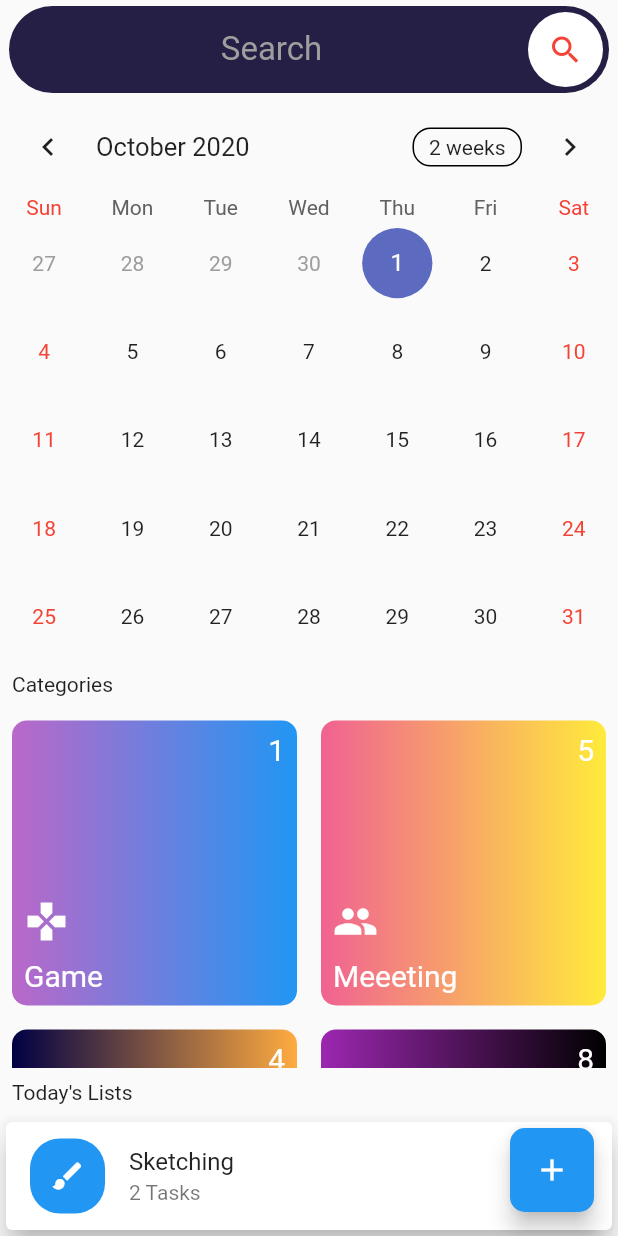
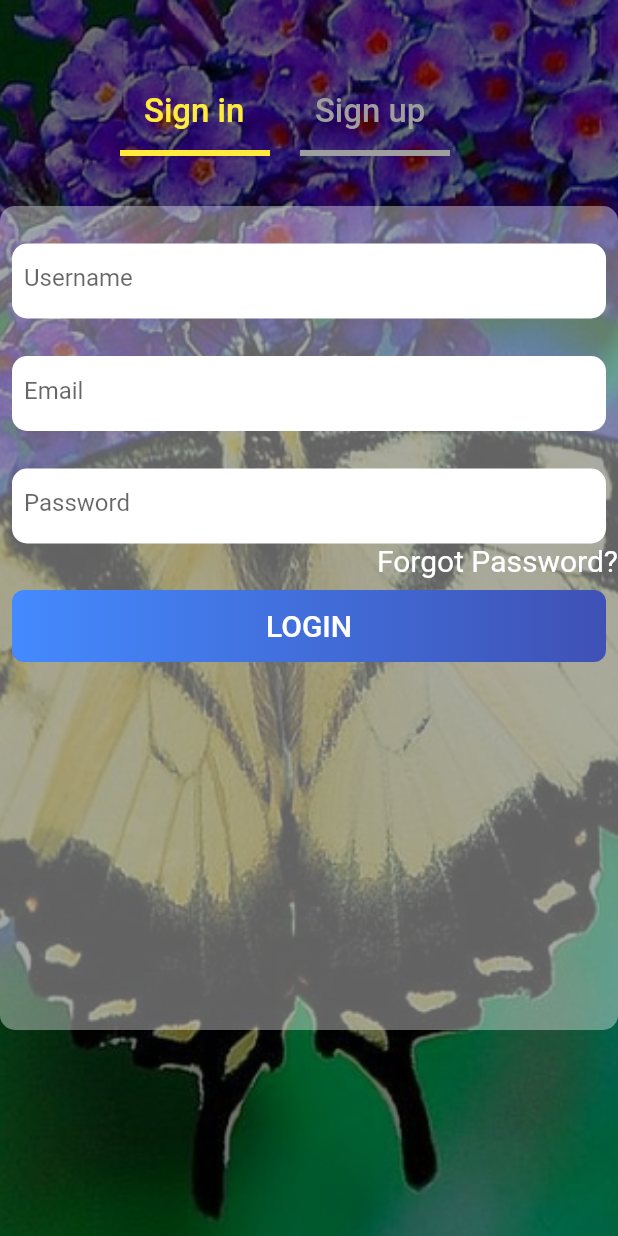
Before and after one commit to austinevick/flutter-task-manager-, a Flutter app: the screen it shows after launch, on a phone screen of 412 x 824 dp. Run offline on Flutter 3.47's test engine with Material 2 defaults, Android fonts, the phone set to English and light mode, and no system bars; drawn by our look-alikes of table_calendar; our stand-ins replace dotted_border, flutter_bounce; missing offline and left inert: flutter_iconpicker.

Commit message:
added login page

```diff
--- a/lib/main.dart
+++ b/lib/main.dart
@@ -1,4 +1,5 @@
 import 'package:flutter/material.dart';
+import 'package:flutter_todo_app_ui/screens/login_screen.dart';
 import 'dart:math' as math;
 import 'screens/home_screen.dart';
 
@@ -16,7 +17,7 @@ class MyApp extends StatelessWidget {
         primarySwatch: Colors.blue,
         visualDensity: VisualDensity.adaptivePlatformDensity,
       ),
-      home: HomeScreen(),
+      home: LoginScreen(),
     );
   }
 }
--- a/lib/screens/input_screen.dart
+++ b/lib/screens/input_screen.dart
@@ -1,4 +1,5 @@
 import 'package:flutter/material.dart';
+import 'package:flutter_todo_app_ui/widgets/custom_button.dart';
 import 'package:table_calendar/table_calendar.dart';
 
 class InputScreen extends StatefulWidget {
@@ -112,25 +113,7 @@ class _InputScreenState extends State<InputScreen> {
                     ),
                   )),
             ),
-            Padding(
-              padding: const EdgeInsets.all(8.0),
-              child: Container(
-                width: double.infinity,
-                decoration: BoxDecoration(
-                    gradient: LinearGradient(
-                        colors: [Colors.blueAccent, Colors.indigo]),
-                    borderRadius: BorderRadius.circular(
-                      8,
-                    )),
-                child: FlatButton(
-                  onPressed: () {},
-                  child: Text(
-                    'DONE',
-                    style: TextStyle(color: Colors.white, fontSize: 20),
-                  ),
-                ),
-              ),
-            )
+            CustomButton()
           ],
         ),
       ),
--- /dev/null
+++ b/lib/screens/login_screen.dart
@@ -0,0 +1,151 @@
+import 'package:flutter/material.dart';
+import 'package:flutter_todo_app_ui/widgets/custom_button.dart';
+import 'package:flutter_todo_app_ui/widgets/custom_textfield.dart';
+import 'package:flutter_todo_app_ui/widgets/responsive.dart';
+
+class LoginScreen extends StatefulWidget {
+  @override
+  _LoginScreenState createState() => _LoginScreenState();
+}
+
+class _LoginScreenState extends State<LoginScreen> {
+  bool isLogin = true;
+  @override
+  Widget build(BuildContext context) {
+    return Scaffold(
+      body: Responsive(
+        largeScreen: Row(
+          children: [
+            Expanded(
+              child: Container(
+                color: Colors.green,
+              ),
+            ),
+            Expanded(
+                child: ClipPath(
+              clipper: MyClipper(),
+              child: Container(
+                color: Colors.pink,
+              ),
+            ))
+          ],
+        ),
+        smallScreen: Container(
+          height: MediaQuery.of(context).size.height,
+          decoration: BoxDecoration(
+              image: DecorationImage(
+                  colorFilter: ColorFilter.mode(
+                    Colors.black54,
+                    BlendMode.darken,
+                  ),
+                  fit: BoxFit.cover,
+                  image: AssetImage('image/bg.jpeg'))),
+          child: Stack(
+            // alignment: Alignment.center,
+            children: [
+              Positioned(
+                top: 50,
+                left: 80,
+                child: Row(
+                  mainAxisAlignment: MainAxisAlignment.spaceBetween,
+                  children: [
+                    FlatButton(
+                        onPressed: () => setState(() => isLogin = true),
+                        child: Text(
+                          'Sign in',
+                          style: TextStyle(
+                            color: isLogin ? Colors.yellow : Colors.grey,
+                            fontSize: 22,
+                          ),
+                        )),
+                    SizedBox(
+                      width: 15,
+                    ),
+                    FlatButton(
+                        onPressed: () => setState(() => isLogin = false),
+                        child: Text(
+                          'Sign up',
+                          style: TextStyle(
+                              color: isLogin ? Colors.grey : Colors.yellow,
+                              fontSize: 22),
+                        )),
+                  ],
+                ),
+              ),
+              Positioned(
+                top: 100,
+                left: 80,
+                child: Container(
+                  height: 4,
+                  width: 100,
+                  color: isLogin ? Colors.yellow : Colors.grey,
+                ),
+              ),
+              Positioned(
+                top: 100,
+                left: 200,
+                child: Container(
+                  height: 4,
+                  width: 100,
+                  color: isLogin ? Colors.grey : Colors.yellow,
+                ),
+              ),
+              Center(
+                child: Container(
+                  height: MediaQuery.of(context).size.height / 1.5,
+                  decoration: BoxDecoration(
+                      color: Colors.white38,
+                      borderRadius: BorderRadius.circular(10)),
+                  child: Form(
+                    child: Column(
+                      children: [
+                        isLogin
+                            ? CustomTextfield(
+                                hintText: 'Username',
+                              )
+                            : SizedBox(),
+                        CustomTextfield(
+                          hintText: 'Email',
+                        ),
+                        CustomTextfield(
+                          hintText: 'Password',
+                        ),
+                        Align(
+                          alignment: Alignment.centerRight,
+                          child: Text(
+                            'Forgot Password?',
+                            style: TextStyle(color: Colors.white, fontSize: 20),
+                          ),
+                        ),
+                        CustomButton(
+                          text: isLogin ? 'LOGIN' : 'SIGN UP',
+                          onPressed: () {},
+                        ),
+                      ],
+                    ),
+                  ),
+                ),
+              ),
+            ],
+          ),
+        ),
+      ),
+    );
+  }
+}
+
+class MyClipper extends CustomClipper<Path> {
+  @override
+  getClip(Size size) {
+    var path = Path();
+    path.lineTo(10, size.height);
+    var s = Offset(10, size.width);
+    path.quadraticBezierTo(s.direction, size.height, 12, 0);
+    return path;
+  }
+
+  @override
+  bool shouldReclip(covariant CustomClipper oldClipper) {
+    return false;
+  }
+}
--- /dev/null
+++ b/lib/widgets/custom_button.dart
@@ -0,0 +1,30 @@
+import 'package:flutter/material.dart';
+
+class CustomButton extends StatelessWidget {
+  final String text;
+  final Function onPressed;
+
+  const CustomButton({Key key, this.text, this.onPressed}) : super(key: key);
+  @override
+  Widget build(BuildContext context) {
+    return Padding(
+      padding: const EdgeInsets.all(8.0),
+      child: Container(
+        width: double.infinity,
+        decoration: BoxDecoration(
+            gradient:
+                LinearGradient(colors: [Colors.blueAccent, Colors.indigo]),
+            borderRadius: BorderRadius.circular(
+              8,
+            )),
+        child: FlatButton(
+          onPressed: onPressed,
+          child: Text(
+            text,
+            style: TextStyle(color: Colors.white, fontSize: 20),
+          ),
+        ),
+      ),
+    );
+  }
+}
--- /dev/null
+++ b/lib/widgets/custom_textfield.dart
@@ -0,0 +1,30 @@
+import 'package:flutter/material.dart';
+
+class CustomTextfield extends StatelessWidget {
+  final String hintText;
+
+  const CustomTextfield({Key key, this.hintText}) : super(key: key);
+  @override
+  Widget build(BuildContext context) {
+    return Padding(
+      padding: const EdgeInsets.only(top: 25, left: 8, right: 8),
+      child: Container(
+        padding: EdgeInsets.all(8),
+        height: 50,
+        width: double.infinity,
+        decoration: BoxDecoration(
+          color: Colors.white,
+          borderRadius: BorderRadius.circular(
+            10,
+          ),
+        ),
+        child: TextFormField(
+          decoration: InputDecoration(
+            hintText: hintText,
+            enabledBorder: InputBorder.none,
+          ),
+        ),
+      ),
+    );
+  }
+}
--- a/pubspec.yaml
+++ b/pubspec.yaml
@@ -55,8 +55,8 @@ flutter:
   uses-material-design: true
 
   # To add assets to your application, add an assets section, like this:
-  # assets:
-  #   - images/a_dot_burr.jpeg
+  assets:
+    - image/
   #   - images/a_dot_ham.jpeg
 
   # An image asset can refer to one or more resolution-specific "variants", see
```
Also changed, not shown: image/bg.jpeg (added).
